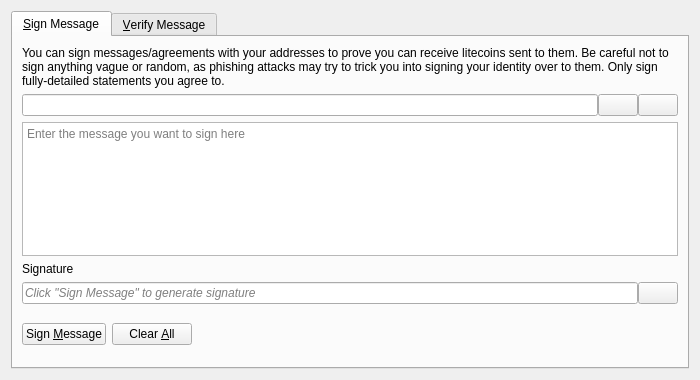
The window that src/qt/forms/signverifymessagedialog.ui (KaitoSawano/peer) describes before a commit, drawn with Qt 5.
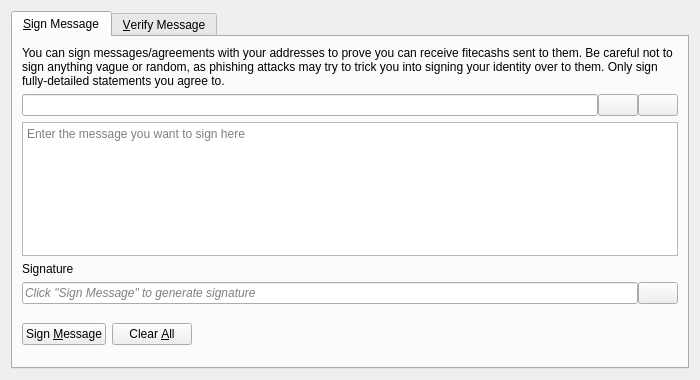
The same window after the commit. Icons and pictures are not drawn. Custom widgets are drawn as their Qt base class.

The edit to the form file:
```diff
--- a/src/qt/forms/signverifymessagedialog.ui
+++ b/src/qt/forms/signverifymessagedialog.ui
@@ -30,7 +30,7 @@
        <item>
         <widget class="QLabel" name="infoLabel_SM">
          <property name="text">
-          <string>You can sign messages/agreements with your addresses to prove you can receive litecoins sent to them. Be careful not to sign anything vague or random, as phishing attacks may try to trick you into signing your identity over to them. Only sign fully-detailed statements you agree to.</string>
+          <string>You can sign messages/agreements with your addresses to prove you can receive fitecashs sent to them. Be careful not to sign anything vague or random, as phishing attacks may try to trick you into signing your identity over to them. Only sign fully-detailed statements you agree to.</string>
          </property>
          <property name="textFormat">
           <enum>Qt::PlainText</enum>
```
Left out of the diff: 8 changed lines with no effect on the pictures.
